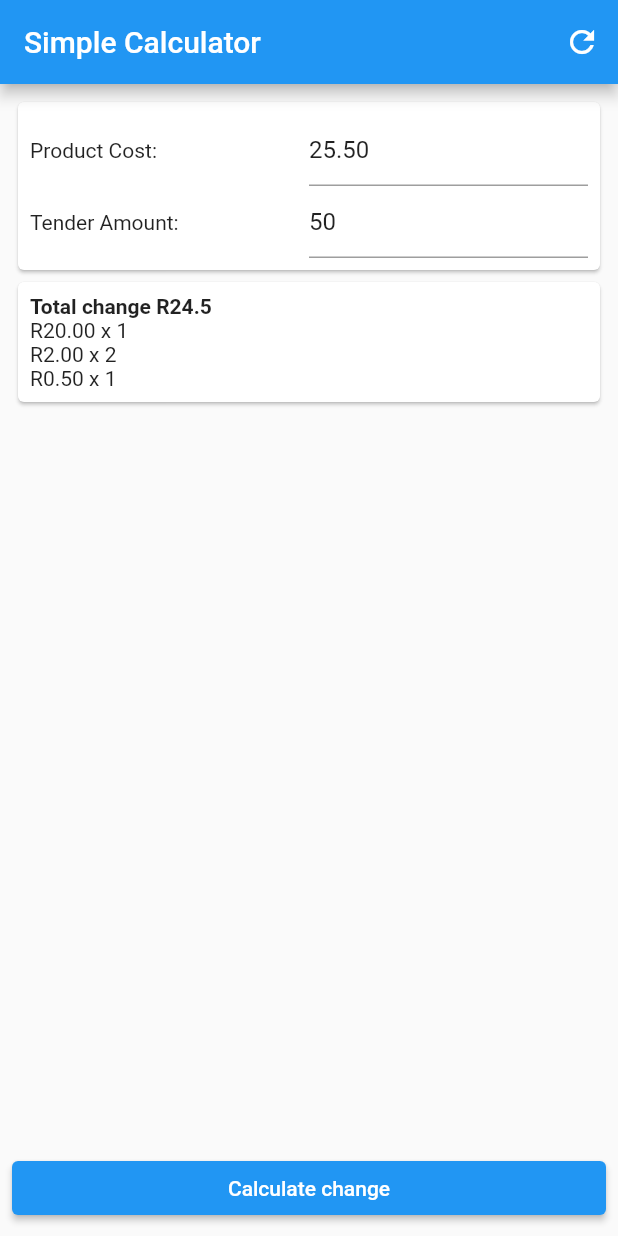
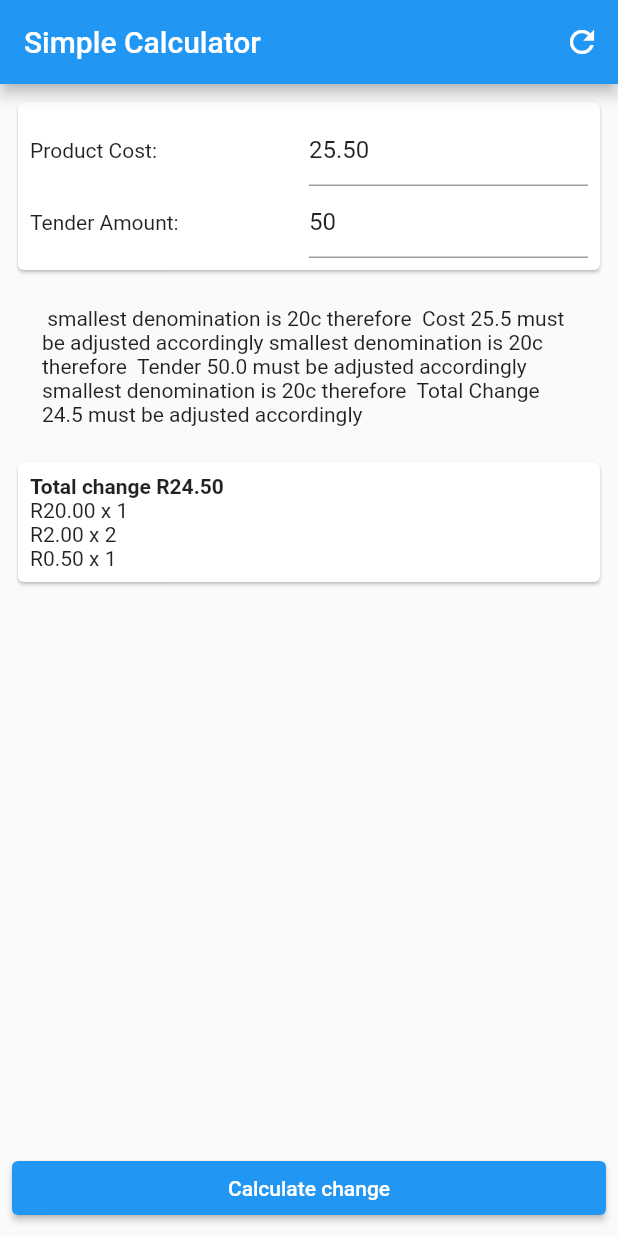
Before and after one commit to TheMorne/Spaza-Initiate-Test, a Flutter app: the screen it shows after launch, after a tap on "Calculate change", on a phone screen of 412 x 824 dp. Run offline on Flutter 3.47's test engine with Material 2 defaults, Android fonts, the phone set to English and light mode, and no system bars; our stand-ins replace bloc, equatable, flutter_bloc; missing offline and left inert: dart:ffi.

Commit message:
Validation Added

```diff
--- a/lib/cubits/simple_calc/simple_calc_cubit.dart
+++ b/lib/cubits/simple_calc/simple_calc_cubit.dart
@@ -1,37 +1,93 @@
+import 'dart:ffi';
+
 import 'package:bloc/bloc.dart';
 import 'package:equatable/equatable.dart';
 
 part 'simple_calc_state.dart';
 
 class SimpleCalcCubit extends Cubit<SimpleCalcState> {
-  SimpleCalcCubit() : super(SimpleCalcCalculated({}, 0));
+  SimpleCalcCubit() : super(SimpleCalcCalculated({}, 0, ""));
 
   List<num> validDenominations = [200, 100, 50, 20, 10, 5, 2, 1, 0.50, 0.20];
   List<num> count = [0, 0, 0, 0, 0, 0, 0, 0, 0, 0];
 
+  //String get errorMsg => "test";
+
   void calculateWithMod(double cost, double tender) {
+    String errorMsg = "";
     num totalChange = tender - cost;
     num changeCal = totalChange;
     Map<String, num> breakdown = {};
+    String validationMsgCost = validation(cost, "Cost");
+    String validationMsgTender = validation(tender, "Tender");
+    String validationMsgTotalChange = validation(totalChange, "Total Change");
+    String calcCorrectCost = correctChange(cost, "Cost");
+    String calcCorrectTender = correctChange(tender, "Tender");
+    String calcCorrectChange = correctChange(totalChange, "Total Change");
 
-    if(tender < 0){
 
-    }
-
-    for (int i = 0; i < validDenominations.length; i++) {
-      if (changeCal > validDenominations[i] || changeCal == validDenominations[i]) {
-        count[i] = changeCal / validDenominations[i];
-        changeCal = changeCal % validDenominations[i];
-        breakdown[validDenominations[i].toStringAsFixed(2)] = count[i].toInt();
+    if (validationMsgCost == "" &&
+        validationMsgTender == "" &&
+        validationMsgTotalChange == "") {
+      for (int i = 0; i < validDenominations.length; i++) {
+        if (changeCal > validDenominations[i] ||
+            changeCal == validDenominations[i]) {
+          count[i] = changeCal / validDenominations[i];
+          changeCal = changeCal % validDenominations[i];
+          breakdown[validDenominations[i].toStringAsFixed(2)] =
+              count[i].toInt();
+        }
+      }
+    } else {
+      if (validationMsgCost != "") {
+        errorMsg = validationMsgCost;
+      }
+      if (validationMsgTender != "") {
+        if (errorMsg != "") {
+          errorMsg = errorMsg + " and " + validationMsgTender;
+        } else {
+          errorMsg = validationMsgTender;
+        }
+      }
+      if (validationMsgTotalChange != "") {
+        if (errorMsg != "") {
+          errorMsg = errorMsg + " and " + validationMsgTotalChange;
+        } else {
+          errorMsg = validationMsgTotalChange;
+        }
       }
     }
-
+    if (calcCorrectCost != "")  {
+      errorMsg = errorMsg + calcCorrectCost;
+    }
+    if( calcCorrectTender != ""){
+      errorMsg = errorMsg + calcCorrectTender;
+    }
+    if(calcCorrectChange != ""){
+      errorMsg = errorMsg + calcCorrectChange;
+    }
     // TODO - Calculate your breakdown here, put the results in a map, with the validDenominations as the key, and the result as the value
-
-    emit(SimpleCalcCalculated(breakdown, totalChange));
+    emit(SimpleCalcCalculated(breakdown, totalChange, errorMsg));
   }
 
+  String validation(double num, String condition) {
+    if (num < 0) {
+      return condition + " cannot be less than 0";
+    }
+    return "";
+  }
+
+  String correctChange(double num, String condition) {
+    if (num % .10 != 0) {
+      return " smallest denomination is 20c therefore " +
+          " " +
+          condition +
+          " " +
+          num.toString() +
+          " must be adjusted accordingly";
+    }
+  }
   void clearAll() {
-    emit(SimpleCalcCalculated({}, 0));
+    emit(SimpleCalcCalculated({}, 0, ""));
   }
 }
--- a/lib/cubits/simple_calc/simple_calc_state.dart
+++ b/lib/cubits/simple_calc/simple_calc_state.dart
@@ -6,11 +6,12 @@ abstract class SimpleCalcState extends Equatable {
 }
 
 class SimpleCalcCalculated extends SimpleCalcState {
-  SimpleCalcCalculated(this.breakdown, this.totalChange);
+  SimpleCalcCalculated(this.breakdown, this.totalChange, this.errorMsg);
 
   final Map<String, num> breakdown;
   final num totalChange;
+  final String errorMsg;
 
   @override
-  List<Object> get props => [breakdown, totalChange];
+  List<Object> get props => [breakdown, totalChange, errorMsg];
 }
--- a/lib/ui/simple_calc_view.dart
+++ b/lib/ui/simple_calc_view.dart
@@ -58,7 +58,14 @@ class SimpleCalcView extends StatelessWidget {
                       offstage: state.breakdown.isNotEmpty,
                       child: Padding(
                         padding: const EdgeInsets.all(20.0),
-                        child: Center(child: Text('See simple_calc_cubit.dart TODO')),
+                        child: Center(child: Text('Welcome')),
+                      ),
+                    ),
+                    Offstage(
+                      offstage: state.errorMsg.isEmpty,
+                      child: Padding(
+                        padding: const EdgeInsets.all(20.0),
+                        child: Center(child: Text(state.errorMsg)),
                       ),
                     ),
                     Offstage(
@@ -69,7 +76,7 @@ class SimpleCalcView extends StatelessWidget {
                           child: Column(
                             crossAxisAlignment: CrossAxisAlignment.start,
                             children: [
-                              Text('Total change R${state.totalChange}', style: TextStyle(fontWeight: FontWeight.bold)),
+                              Text('Total change R${state.totalChange.toStringAsFixed(2)}', style: TextStyle(fontWeight: FontWeight.bold)),
                               ListView(
                                 shrinkWrap: true,
                                 children: state.breakdown.entries.map((entry) => Text('R${entry.key} x ${entry.value}')).toList(),
```
